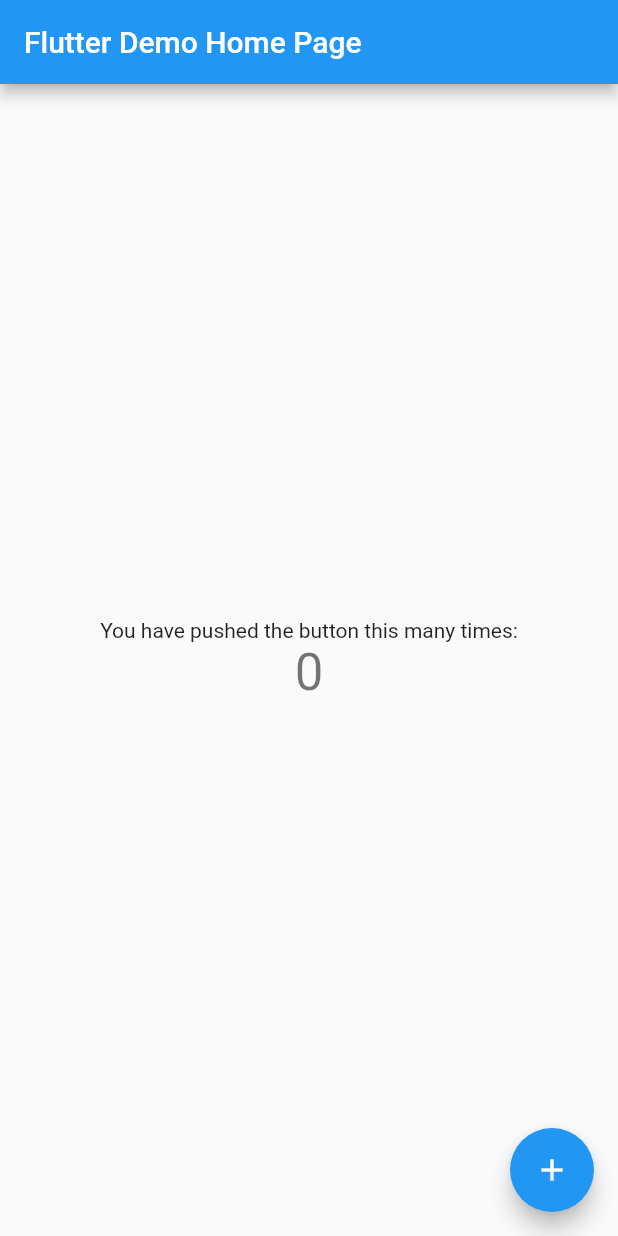
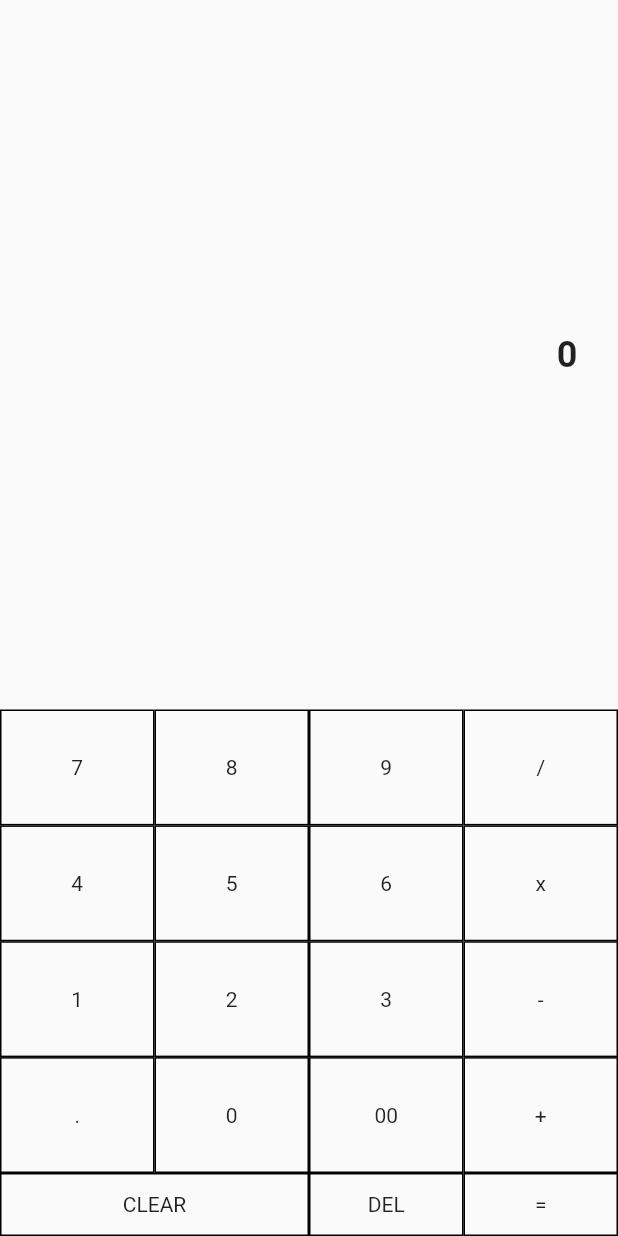
Before and after one commit to Core-Team-Developer/calculator, a Flutter app: the screen it shows after launch, on a phone screen of 412 x 824 dp. Run offline on Flutter 3.47's test engine with Material 2 defaults, Android fonts, the phone set to English and light mode, and no system bars.

Commit message:
Finish app

```diff
--- a/lib/main.dart
+++ b/lib/main.dart
@@ -7,109 +7,284 @@ void main() {
 class MyApp extends StatelessWidget {
   const MyApp({Key? key}) : super(key: key);
 
-  // This widget is the root of your application.
   @override
   Widget build(BuildContext context) {
     return MaterialApp(
       title: 'Flutter Demo',
       theme: ThemeData(
-        // This is the theme of your application.
-        //
-        // Try running your application with "flutter run". You'll see the
-        // application has a blue toolbar. Then, without quitting the app, try
-        // changing the primarySwatch below to Colors.green and then invoke
-        // "hot reload" (press "r" in the console where you ran "flutter run",
-        // or simply save your changes to "hot reload" in a Flutter IDE).
-        // Notice that the counter didn't reset back to zero; the application
-        // is not restarted.
         primarySwatch: Colors.blue,
       ),
-      home: const MyHomePage(title: 'Flutter Demo Home Page'),
+      home: const App(),
     );
   }
 }
 
-class MyHomePage extends StatefulWidget {
-  const MyHomePage({Key? key, required this.title}) : super(key: key);
-
-  // This widget is the home page of your application. It is stateful, meaning
-  // that it has a State object (defined below) that contains fields that affect
-  // how it looks.
-
-  // This class is the configuration for the state. It holds the values (in this
-  // case the title) provided by the parent (in this case the App widget) and
-  // used by the build method of the State. Fields in a Widget subclass are
-  // always marked "final".
-
-  final String title;
+class App extends StatefulWidget {
+  const App({Key? key}) : super(key: key);
 
   @override
-  State<MyHomePage> createState() => _MyHomePageState();
+  State<App> createState() => _AppState();
 }
 
-class _MyHomePageState extends State<MyHomePage> {
-  int _counter = 0;
+class _AppState extends State<App> {
+  // Definisi Variabel
+  List<String> buttons = [
+    '7',
+    '8',
+    '9',
+    '/',
+    '4',
+    '5',
+    '6',
+    'x',
+    '1',
+    '2',
+    '3',
+    '-',
+    '.',
+    '0',
+    '00',
+    '+',
+  ];
 
-  void _incrementCounter() {
+  String input = "0";
+
+  double operation(String a, String b, String operasi) {
+    final newA = double.parse(a);
+    final newB = double.parse(b);
+
+    switch (operasi) {
+      case "+":
+        return newA + newB;
+      case "-":
+        return newA - newB;
+      case "x":
+        return newA * newB;
+      case "/":
+        return newA / newB;
+      default:
+        return newA + newB;
+    }
+  }
+
+  void tapNumber(String value) {
     setState(() {
-      // This call to setState tells the Flutter framework that something has
-      // changed in this State, which causes it to rerun the build method below
-      // so that the display can reflect the updated values. If we changed
-      // _counter without calling setState(), then the build method would not be
-      // called again, and so nothing would appear to happen.
-      _counter++;
+      if (input != "0") {
+        input += value;
+      } else {
+        input = value;
+      }
     });
+  }
+
+  void tapOperation(String value) {
+    final list = input.split('');
+
+    int countOperation = 0;
+
+    for (String numb in list) {
+      if (int.tryParse(numb) == null) {
+        countOperation++;
+      }
+    }
+
+    if (countOperation > 1) {
+      ScaffoldMessenger.of(context).showSnackBar(
+        const SnackBar(
+          behavior: SnackBarBehavior.floating,
+          backgroundColor: Colors.green,
+          content: Text(
+            "Kalkulator hanya menerima satu operasi",
+            style: TextStyle(color: Colors.white),
+          ),
+        ),
+      );
+    } else {
+      setState(() {
+        bool canAddOperation = list.last != value;
+        if (input != "0" && canAddOperation) {
+          input += value.toString();
+        }
+      });
+    }
+  }
+
+  void tapResult() {
+    if (input.contains('+')) {
+      final list = input.split('+');
+      final result = operation(list.first, list.last, '+');
+      setState(() {
+        input = result.toString();
+      });
+    }
+
+    if (input.contains('-')) {
+      final list = input.split('-');
+      final result = operation(list.first, list.last, '-');
+      setState(() {
+        input = result.toString();
+      });
+    }
+
+    if (input.contains('x')) {
+      final list = input.split('x');
+      final result = operation(list.first, list.last, 'x');
+      setState(() {
+        input = result.toString();
+      });
+    }
+
+    if (input.contains('/')) {
+      final list = input.split('/');
+      final result = operation(list.first, list.last, '/');
+      setState(() {
+        input = result.toString();
+      });
+    }
   }
 
   @override
   Widget build(BuildContext context) {
-    // This method is rerun every time setState is called, for instance as done
-    // by the _incrementCounter method above.
-    //
-    // The Flutter framework has been optimized to make rerunning build methods
-    // fast, so that you can just rebuild anything that needs updating rather
-    // than having to individually change instances of widgets.
     return Scaffold(
-      appBar: AppBar(
-        // Here we take the value from the MyHomePage object that was created by
-        // the App.build method, and use it to set our appbar title.
-        title: Text(widget.title),
-      ),
-      body: Center(
-        // Center is a layout widget. It takes a single child and positions it
-        // in the middle of the parent.
+      body: SafeArea(
         child: Column(
-          // Column is also a layout widget. It takes a list of children and
-          // arranges them vertically. By default, it sizes itself to fit its
-          // children horizontally, and tries to be as tall as its parent.
-          //
-          // Invoke "debug painting" (press "p" in the console, choose the
-          // "Toggle Debug Paint" action from the Flutter Inspector in Android
-          // Studio, or the "Toggle Debug Paint" command in Visual Studio Code)
-          // to see the wireframe for each widget.
-          //
-          // Column has various properties to control how it sizes itself and
-          // how it positions its children. Here we use mainAxisAlignment to
-          // center the children vertically; the main axis here is the vertical
-          // axis because Columns are vertical (the cross axis would be
-          // horizontal).
-          mainAxisAlignment: MainAxisAlignment.center,
-          children: <Widget>[
-            const Text(
-              'You have pushed the button this many times:',
+          children: [
+            Expanded(
+              flex: 1,
+              child: Display(result: input),
             ),
-            Text(
-              '$_counter',
-              style: Theme.of(context).textTheme.headline4,
+            GridView.builder(
+              shrinkWrap: true,
+              physics: const NeverScrollableScrollPhysics(),
+              gridDelegate: const SliverGridDelegateWithFixedCrossAxisCount(
+                crossAxisCount: 4,
+                childAspectRatio: 4 / 3,
+              ),
+              itemCount: buttons.length,
+              itemBuilder: (context, index) {
+                final button = buttons[index];
+
+                if (int.tryParse(button) != null) {
+                  return InkWell(
+                    onTap: () {
+                      tapNumber(button);
+                    },
+                    child: Number(
+                      number: button,
+                    ),
+                  );
+                } else {
+                  return InkWell(
+                    onTap: () {
+                      tapOperation(button);
+                    },
+                    child: Action(
+                      operation: button,
+                    ),
+                  );
+                }
+              },
+            ),
+            Row(
+              children: [
+                Expanded(
+                  flex: 2,
+                  child: InkWell(
+                    onTap: () {
+                      setState(() {
+                        input = "0";
+                      });
+                    },
+                    child: const Action(operation: "CLEAR"),
+                  ),
+                ),
+                Expanded(
+                  child: InkWell(
+                    onTap: () {
+                      setState(() {
+                        if (input.length > 1) {
+                          input = input.substring(0, input.length - 1);
+                        } else {
+                          input = "0";
+                        }
+                      });
+                    },
+                    child: const Action(operation: "DEL"),
+                  ),
+                ),
+                Expanded(
+                  child: InkWell(
+                    onTap: () {
+                      tapResult();
+                    },
+                    child: const Action(
+                      operation: "=",
+                    ),
+                  ),
+                ),
+              ],
             ),
           ],
         ),
       ),
-      floatingActionButton: FloatingActionButton(
-        onPressed: _incrementCounter,
-        tooltip: 'Increment',
-        child: const Icon(Icons.add),
-      ), // This trailing comma makes auto-formatting nicer for build methods.
     );
   }
 }
+
+class Display extends StatelessWidget {
+  const Display({Key? key, required this.result}) : super(key: key);
+  final String result;
+
+  @override
+  Widget build(BuildContext context) {
+    return Container(
+      padding: const EdgeInsets.all(24),
+      child: Align(
+        alignment: Alignment.centerRight,
+        child: SelectableText(
+          result,
+          style: const TextStyle(
+            fontSize: 24,
+            fontWeight: FontWeight.w700,
+          ),
+        ),
+      ),
+    );
+  }
+}
+
+class Number extends StatelessWidget {
+  const Number({Key? key, required this.number}) : super(key: key);
+  final String number;
+
+  @override
+  Widget build(BuildContext context) {
+    return Ink(
+      child: Container(
+        padding: const EdgeInsets.all(12),
+        decoration: BoxDecoration(border: Border.all(width: 1)),
+        child: Center(
+          child: Text(number),
+        ),
+      ),
+    );
+  }
+}
+
+class Action extends StatelessWidget {
+  const Action({Key? key, required this.operation}) : super(key: key);
+  final String operation;
+
+  @override
+  Widget build(BuildContext context) {
+    return Ink(
+      child: Container(
+        padding: const EdgeInsets.all(12),
+        decoration: BoxDecoration(border: Border.all(width: 1)),
+        child: Center(
+          child: Text(operation),
+        ),
+      ),
+    );
+  }
+}
```
Also changed, not shown: pubspec.yaml (+1 -66 lines).
